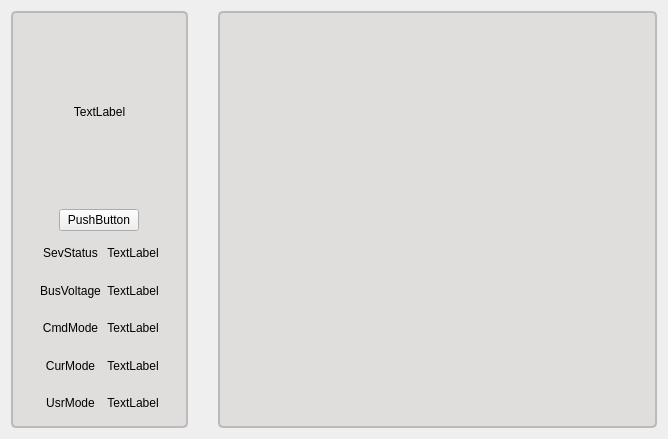
Before: the Qt Designer form Libs/UI/UiStatus/graphstatus129.ui in tiangaomingjing/ServoDriveTech, drawn with Qt 5.
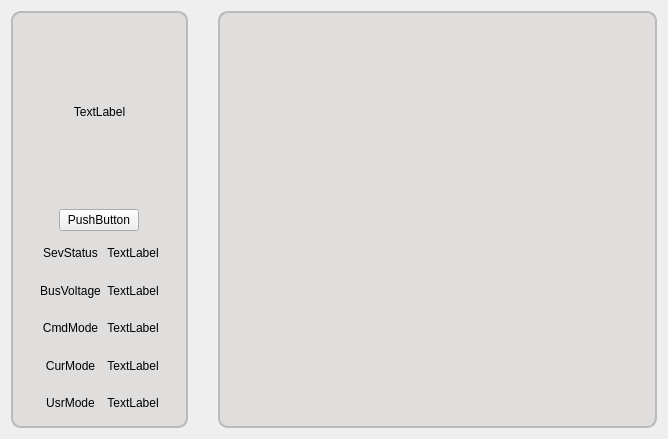
After: the same form once the commit is applied.

The edit to the form file:
```diff
--- a/Libs/UI/UiStatus/graphstatus129.ui
+++ b/Libs/UI/UiStatus/graphstatus129.ui
@@ -16,7 +16,7 @@
   <property name="styleSheet">
    <string notr="true">QWidget#widget_statusAlarm,QWidget#widget_statusInfo{
 background-color: #E0DDDD;
-border-radius:5px;
+border-radius:10px;
 border:2px solid #BBB9B9;
 }</string>
   </property>
```
Left out of the diff: 2 changed lines with no effect on the pictures.
